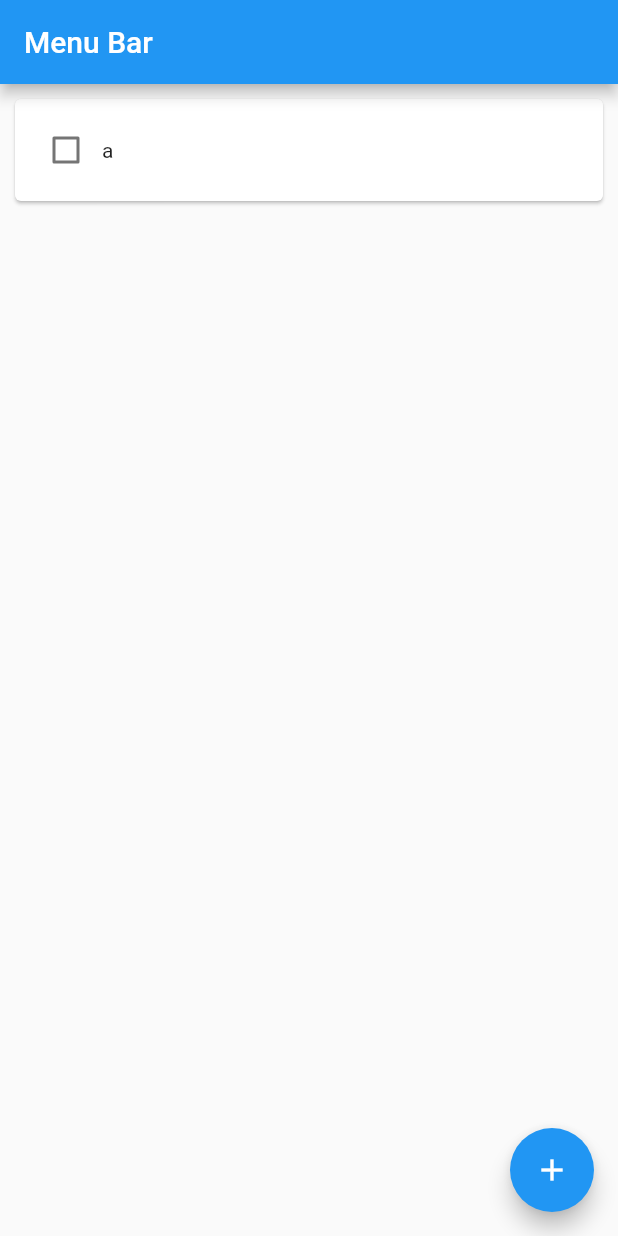
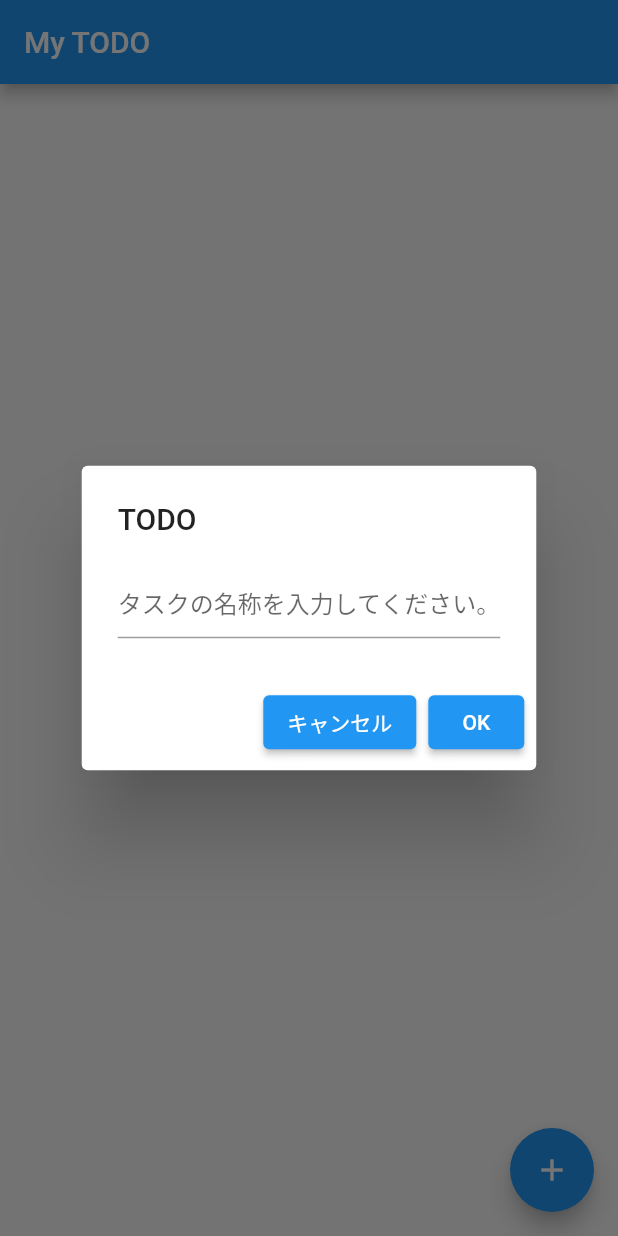
Before and after one commit to tigued/flutter_sample, a Flutter app: the screen it shows after launch, after a tap on the "add" icon, on a phone screen of 412 x 824 dp. Run offline on Flutter 3.47's test engine with Material 2 defaults, Android fonts, the phone set to English and light mode, and no system bars.

Commit message:
L06-1-任意の文字列の取得

```diff
--- a/lib/main.dart
+++ b/lib/main.dart
@@ -1,30 +1,18 @@
 import 'package:flutter/material.dart';
 
 ///////////////////////////////
-// ① Main：Flutterアプリもmain()からコードが実行されます。
-// `void main() => runApp(MyApp());` でも意味は同じです。
-void main() {
-  return runApp(MyApp());
-}
+void main() => runApp(MyApp());
 
 ///////////////////////////////
-// ② アプリの基盤：アプリのテーマやスタイルを設定する。その上のページを追加していく。
 class MyApp extends StatelessWidget {
   @override
   Widget build(BuildContext context) {
-    // MaterialAppという形式のアプリを作成
-    return MaterialApp(
-      theme: ThemeData(), // アプリのテーマカラーなど詳細を入力
-      home: MyHomePage(), // メインページを作成
-    );
+    return MaterialApp(theme: ThemeData(), home: MyHomePage());
   }
 }
 
 ///////////////////////////////
-// ⑦ MyHomePage本体
 class MyHomePage extends StatefulWidget {
-
-  // ⑦-1: TodoCardWidgetを一時的に保存する配列を作成
   List<Widget> cards = [];
 
   MyHomePage({Key? key}) : super(key: key);
@@ -33,73 +21,56 @@ class MyHomePage extends StatefulWidget {
   _MyHomePageState createState() => _MyHomePageState();
 }
 
-// ⑧ MyHomePageの状態
 class _MyHomePageState extends State<MyHomePage> {
 
+  String? label = "";
 
   @override
   Widget build(BuildContext context) {
     return Scaffold(
       appBar: AppBar(
-        title: Text("Menu Bar"),
+        title: const Text("My TODO"),
       ),
       body: Center(
-        // ⑧-3: ListViewのchildrenをwidget.cardsに変更
-        child:  ListView.builder(
-          itemCount: widget.cards.length,
-          itemBuilder: (BuildContext context, int index) {
-            return widget.cards[index];
-          },
-        ),
+        child: Text(label ?? "")
       ),
-      // ⑧-1: 画面右下にボタンを追加
       floatingActionButton: FloatingActionButton(
-        onPressed: () {
-          // Add your onPressed code here!
-          setState(() {
-            // ⑧-2: ボタンが押された時に、TodoCardWidgetをcardsに追加
-            widget.cards.add(TodoCardWidget(label: "a"));
-          });
+        onPressed: () async {
+          var resultLabel = await _showTextInputDialog(context);
+          if (resultLabel != null) {
+            setState((){
+              label = resultLabel;
+            });
+          }
         },
         child: const Icon(Icons.add),
       ),
     );
   }
-}
 
-////////////////////
-/// ⑤ StatefulWidget本体
-class TodoCardWidget extends StatefulWidget {
-  final String label;
-  var state = false;
+  final _textFieldController = TextEditingController();
 
-  TodoCardWidget({Key? key, required this.label}) : super(key: key);
-
-  @override
-  _TodoCardWidgetState createState() => _TodoCardWidgetState();
-}
-
-/// ⑤ TodoCardWidgetの状態
-class _TodoCardWidgetState extends State<TodoCardWidget> {
-  void _changeState(value) {
-    setState(() {
-      widget.state = value ?? false;
-    });
-  }
-
-  @override
-  Widget build(BuildContext context) {
-    return Card(
-      margin: EdgeInsets.all(10),
-      child: Container(
-        padding: EdgeInsets.all(10),
-        child: Row(
-          children: [
-            Checkbox(onChanged: _changeState, value: widget.state),
-            Text(widget.label),
-          ],
-        ),
-      ),
-    );
+  Future<String?> _showTextInputDialog(BuildContext context) async {
+    return showDialog(
+        context: context,
+        builder: (context) {
+          return AlertDialog(
+            title: const Text('TODO'),
+            content: TextField(
+              controller: _textFieldController,
+              decoration: const InputDecoration(hintText: "タスクの名称を入力してください。"),
+            ),
+            actions: <Widget>[
+              ElevatedButton(
+                child: const Text("キャンセル"),
+                onPressed: () => Navigator.pop(context),
+              ),
+              ElevatedButton(
+                child: const Text('OK'),
+                onPressed: () => Navigator.pop(context, _textFieldController.text),
+              ),
+            ],
+          );
+        });
   }
 }
```
